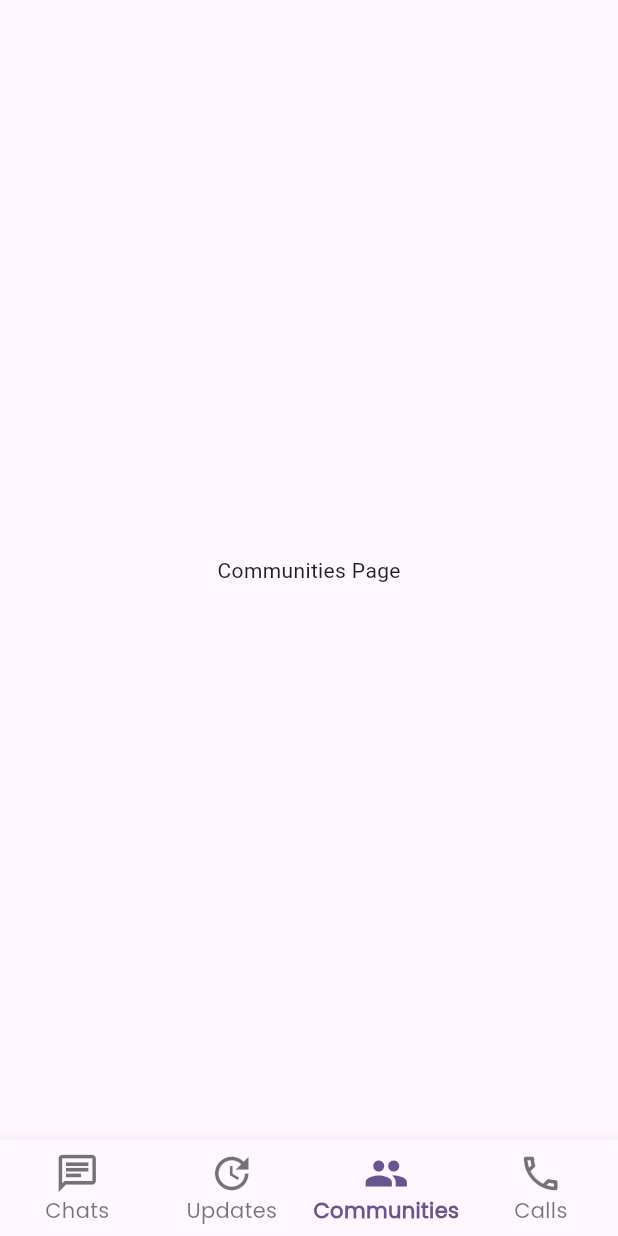
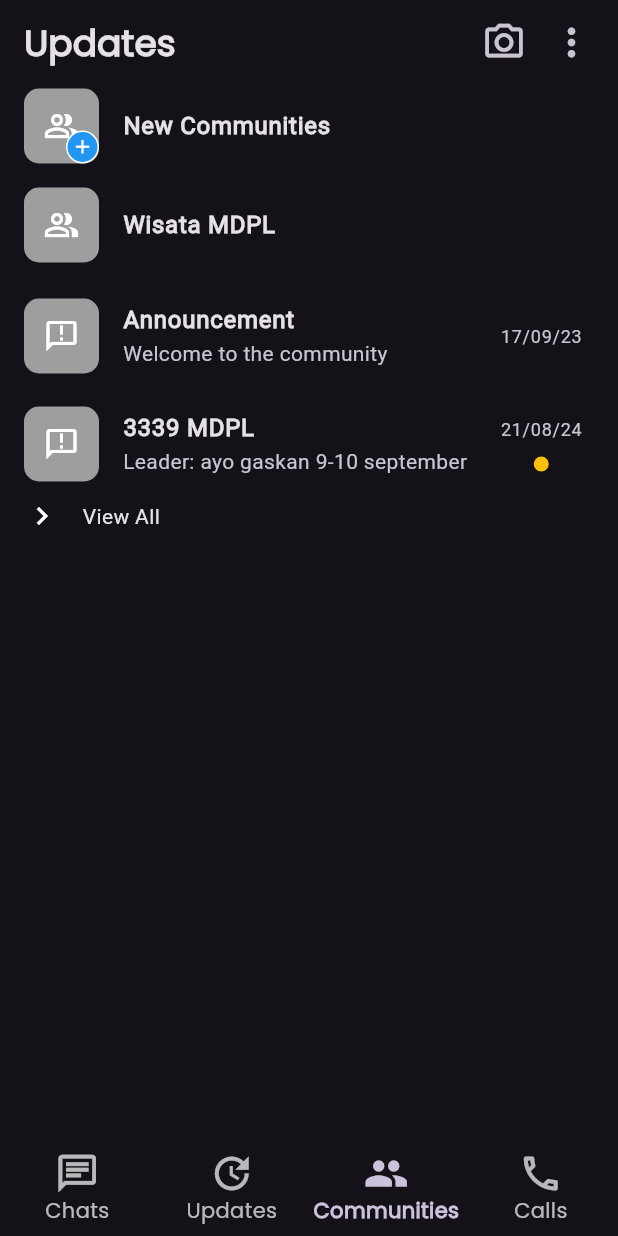
Before and after one commit to BenedictoReinaldy/flutter-projects, a Flutter app: the screen it shows after launch, item 3 of the bottom bar chosen, on a phone screen of 412 x 824 dp. Run offline on Flutter 3.47's test engine with Material 3 defaults, Android fonts, the light colour scheme and no system bars; network calls fail.

Commit message:
wa clone done

```diff
--- a/whatsapp_clone/lib/main.dart
+++ b/whatsapp_clone/lib/main.dart
@@ -13,6 +13,10 @@ class MyApp extends StatelessWidget {
     return MaterialApp(
       title: 'Flutter Demo',
       debugShowCheckedModeBanner: false,
+      darkTheme: ThemeData(
+        brightness: Brightness.dark,
+      ),
+      themeMode: ThemeMode.dark,
       theme: ThemeData(
         colorScheme: ColorScheme.fromSeed(seedColor: Colors.deepPurple),
         useMaterial3: true,
--- a/whatsapp_clone/lib/main_pages.dart
+++ b/whatsapp_clone/lib/main_pages.dart
@@ -1,5 +1,7 @@
 import 'package:flutter/material.dart';
+import 'package:whatsapp_clone/pages/calls_pages.dart';
 import 'package:whatsapp_clone/pages/chat_pages.dart';
+import 'package:whatsapp_clone/pages/communities_pages.dart';
 import 'package:whatsapp_clone/pages/update_pages.dart';
 
 class MainPages extends StatefulWidget {
@@ -19,17 +21,9 @@ class _MainPagesState extends State<MainPages> {
 
   List<Widget> pages = [
     ChatPages(),
-    const UpdatePages(),
-    const Center(
-      child: Text(
-        'Communities Page',
-      ),
-    ),
-    const Center(
-      child: Text(
-        'Calls Page',
-      ),
-    ),
+    UpdatePages(),
+    const CommunitiesPages(),
+    CallsPages(),
   ];
   @override
   Widget build(BuildContext context) {
--- a/whatsapp_clone/lib/pages/chat_pages.dart
+++ b/whatsapp_clone/lib/pages/chat_pages.dart
@@ -177,6 +177,7 @@ class ChatPages extends StatelessWidget {
                         style: TextStyle(
                           fontSize: 12,
                           fontFamily: 'Roboto',
+                          color: Colors.black,
                         ),
                       ),
                     ),
@@ -197,6 +198,7 @@ class ChatPages extends StatelessWidget {
                         style: TextStyle(
                           fontSize: 12,
                           fontFamily: 'Roboto',
+                          color: Colors.black,
                         ),
                       ),
                     ),
@@ -217,6 +219,7 @@ class ChatPages extends StatelessWidget {
                         style: TextStyle(
                           fontSize: 12,
                           fontFamily: 'Roboto',
+                          color: Colors.black,
                         ),
                       ),
                     ),
@@ -235,6 +238,7 @@ class ChatPages extends StatelessWidget {
                       style: TextStyle(
                         fontSize: 12,
                         fontFamily: 'Roboto',
+                        color: Colors.black,
                       ),
                     ),
                   ),
@@ -246,7 +250,6 @@ class ChatPages extends StatelessWidget {
             child: ListView.separated(
               itemBuilder: (context, index) {
                 return ListTile(
-                  tileColor: Colors.amber,
                   leading: CircleAvatar(
                     backgroundImage: NetworkImage(
                       data[index]['photoUrl'],
@@ -287,6 +290,7 @@ class ChatPages extends StatelessWidget {
                             '1',
                             style: TextStyle(
                               fontSize: 10,
+                              color: Colors.black,
                             ),
                           ),
                         ),
--- a/whatsapp_clone/lib/pages/communities_pages.dart
+++ b/whatsapp_clone/lib/pages/communities_pages.dart
@@ -0,0 +1,233 @@
+import 'package:flutter/material.dart';
+
+class CommunitiesPages extends StatelessWidget {
+  const CommunitiesPages({super.key});
+
+  @override
+  Widget build(BuildContext context) {
+    return Scaffold(
+      appBar: AppBar(
+        title: const Text(
+          'Updates',
+          style: TextStyle(
+            fontWeight: FontWeight.bold,
+            fontFamily: 'Poppins',
+            fontSize: 24,
+          ),
+        ),
+        actions: const [
+          Padding(
+            padding: EdgeInsets.only(right: 16.0),
+            child: Row(
+              children: [
+                Padding(
+                  padding: EdgeInsets.only(right: 15.0),
+                  child: Icon(
+                    Icons.camera_alt_outlined,
+                    size: 30,
+                  ),
+                ),
+                Padding(
+                  padding: EdgeInsets.only(right: 0.0),
+                  child: Icon(
+                    Icons.more_vert_outlined,
+                    size: 30,
+                  ),
+                ),
+              ],
+            ),
+          ),
+        ],
+      ),
+      body: SingleChildScrollView(
+        child: Column(
+          crossAxisAlignment: CrossAxisAlignment.start,
+          children: [
+            ListTile(
+              leading: Stack(
+                alignment: Alignment.bottomRight,
+                children: [
+                  Container(
+                    width: 50,
+                    height: 50,
+                    decoration: BoxDecoration(
+                      borderRadius: BorderRadius.circular(10),
+                      color: Colors.grey,
+                    ),
+                    child: const Icon(
+                      Icons.people_alt_outlined,
+                      color: Colors.white,
+                    ),
+                  ),
+                  const CircleAvatar(
+                    radius: 11,
+                    backgroundColor: Colors.white,
+                    child: CircleAvatar(
+                      radius: 10,
+                      backgroundColor: Colors.blue,
+                      child: Icon(
+                        Icons.add,
+                        size: 15,
+                        color: Colors.white,
+                      ),
+                    ),
+                  )
+                ],
+              ),
+              title: const Text(
+                'New Communities',
+                style: TextStyle(
+                  fontFamily: 'Roboto',
+                  fontSize: 16,
+                  fontWeight: FontWeight.bold,
+                ),
+              ),
+            ),
+            Padding(
+              padding: const EdgeInsets.symmetric(
+                vertical: 10,
+              ),
+              child: ListTile(
+                leading: Container(
+                  width: 50,
+                  height: 50,
+                  decoration: BoxDecoration(
+                    color: Colors.grey,
+                    borderRadius: BorderRadius.circular(
+                      10,
+                    ),
+                  ),
+                  child: const Icon(
+                    Icons.people_alt_outlined,
+                    color: Colors.white,
+                  ),
+                ),
+                title: const Text(
+                  'Wisata MDPL',
+                  style: TextStyle(
+                    fontWeight: FontWeight.bold,
+                    fontFamily: 'Roboto',
+                    fontSize: 16,
+                  ),
+                ),
+              ),
+            ),
+            Padding(
+              padding: const EdgeInsets.symmetric(
+                vertical: 0,
+              ),
+              child: ListTile(
+                leading: Container(
+                  width: 50,
+                  height: 50,
+                  decoration: BoxDecoration(
+                    color: Colors.grey,
+                    borderRadius: BorderRadius.circular(
+                      10,
+                    ),
+                  ),
+                  child: const Icon(
+                    Icons.announcement_outlined,
+                    color: Colors.white,
+                  ),
+                ),
+                title: const Text(
+                  'Announcement',
+                  style: TextStyle(
+                    fontWeight: FontWeight.bold,
+                    fontFamily: 'Roboto',
+                    fontSize: 16,
+                  ),
+                ),
+                subtitle: const Text(
+                  'Welcome to the community',
+                  style: TextStyle(
+                    fontFamily: 'Roboto',
+                    fontSize: 14,
+                    fontWeight: FontWeight.normal,
+                  ),
+                ),
+                trailing: const Text(
+                  '17/09/23',
+                  style: TextStyle(
+                    fontFamily: 'Roboto',
+                    fontSize: 12,
+                  ),
+                ),
+              ),
+            ),
+            Padding(
+              padding: const EdgeInsets.symmetric(
+                vertical: 0,
+              ),
+              child: ListTile(
+                leading: Container(
+                  width: 50,
+                  height: 50,
+                  decoration: BoxDecoration(
+                    color: Colors.grey,
+                    borderRadius: BorderRadius.circular(
+                      10,
+                    ),
+                  ),
+                  child: const Icon(
+                    Icons.announcement_outlined,
+                    color: Colors.white,
+                  ),
+                ),
+                title: const Text(
+                  '3339 MDPL',
+                  style: TextStyle(
+                    fontWeight: FontWeight.bold,
+                    fontFamily: 'Roboto',
+                    fontSize: 16,
+                  ),
+                ),
+                subtitle: const Text(
+                  'Leader: ayo gaskan 9-10 september',
+                  style: TextStyle(
+                    fontFamily: 'Roboto',
+                    fontSize: 14,
+                    fontWeight: FontWeight.normal,
+                  ),
+                ),
+                trailing: Column(
+                  mainAxisAlignment: MainAxisAlignment.spaceEvenly,
+                  children: [
+                    const Text(
+                      '21/08/24',
+                      style: TextStyle(
+                        fontFamily: 'Roboto',
+                        fontSize: 12,
+                      ),
+                    ),
+                    Container(
+                      width: 10,
+                      height: 10,
+                      decoration: BoxDecoration(
+                        color: Colors.amber,
+                        borderRadius: BorderRadius.circular(10),
+                      ),
+                    ),
+                  ],
+                ),
+              ),
+            ),
+            const Padding(
+              padding: EdgeInsets.symmetric(horizontal: 16.0),
+              child: Row(
+                children: [
+                  Padding(
+                    padding: EdgeInsets.only(right: 15.0),
+                    child: Icon(Icons.chevron_right_outlined),
+                  ),
+                  Text('View All')
+                ],
+              ),
+            ),
+          ],
+        ),
+      ),
+    );
+  }
+}
```
Also changed, not shown: whatsapp_clone/lib/pages/calls_pages.dart (added, +217 -0 lines), whatsapp_clone/lib/pages/update_pages.dart (+100 -6 lines).
